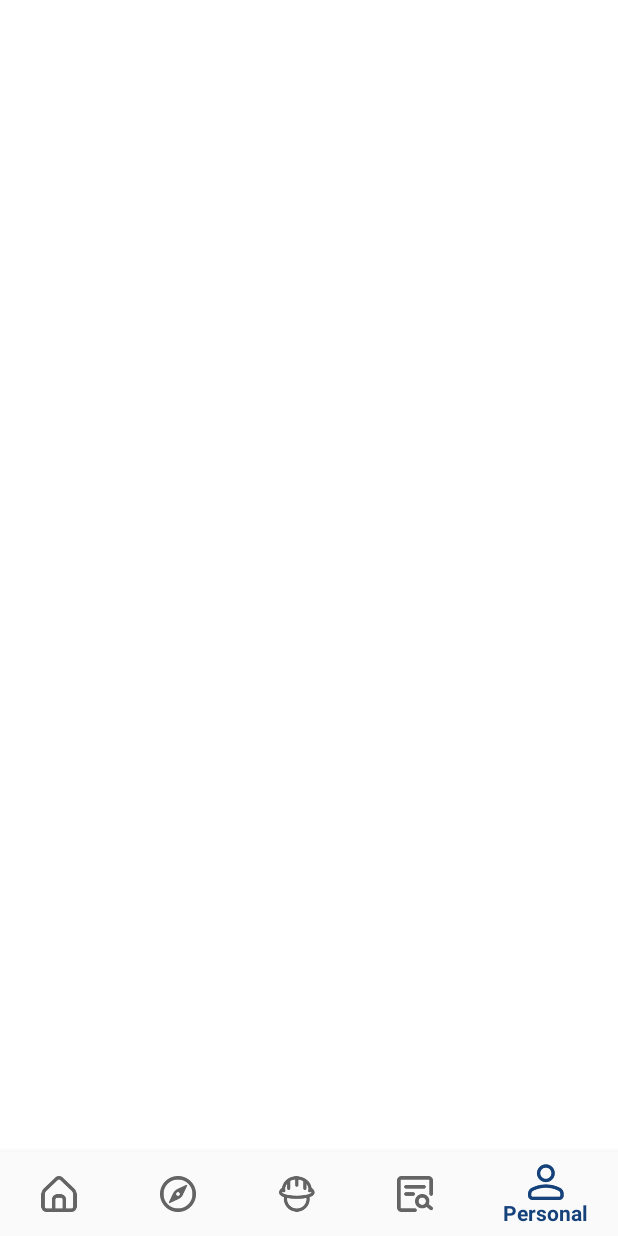
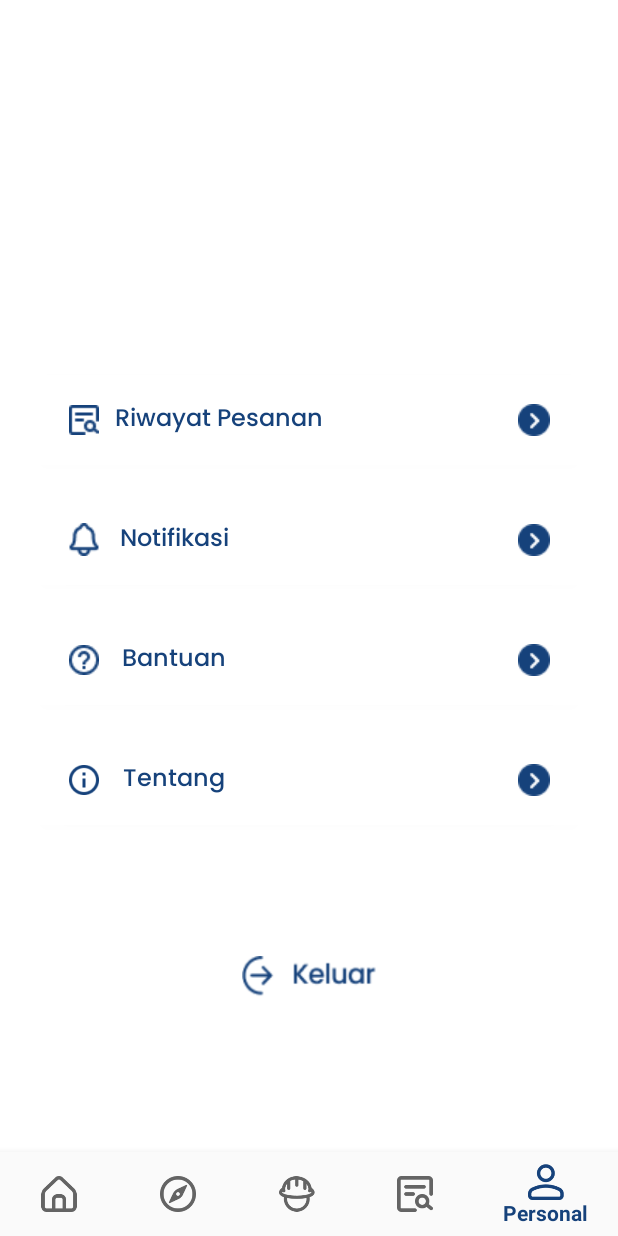
Before and after one commit to Zainul-Code/HOME-BUILDRRR-Apps, an Android app: the PersonalFragment screen opened through its navigation route, on a phone screen of 412 x 824 dp. Run offline under Robolectric (Android 15) with nearby library versions, the phone set to English and light mode, and no system bars; our stand-ins replace navigation-ui.

Commit message:
commit 2

```diff
--- a/app/src/main/AndroidManifest.xml
+++ b/app/src/main/AndroidManifest.xml
@@ -204,6 +204,7 @@
                 android:name="android.app.lib_name"
                 android:value="" />
         </activity>
+
         <activity
             android:name=".LoginMitra"
             android:exported="false"
@@ -212,6 +213,16 @@
                 android:name="android.app.lib_name"
                 android:value="" />
         </activity>
+
+        <activity
+            android:name=".loading.Loadingmitralogin"
+            android:exported="false"
+            tools:ignore="Instantiatable">
+            <meta-data
+                android:name="android.app.lib_name"
+                android:value="" />
+        </activity>
+
         <activity
             android:name=".MainActivity"
             android:exported="true">
--- a/app/src/main/res/layout/fragment_personal.xml
+++ b/app/src/main/res/layout/fragment_personal.xml
@@ -1,5 +1,5 @@
 <?xml version="1.0" encoding="utf-8"?>
-<androidx.constraintlayout.widget.ConstraintLayout xmlns:android="http://schemas.android.com/apk/res/android"
+<RelativeLayout xmlns:android="http://schemas.android.com/apk/res/android"
     xmlns:app="http://schemas.android.com/apk/res-auto"
     xmlns:tools="http://schemas.android.com/tools"
     android:layout_width="match_parent"
@@ -8,5 +8,171 @@
     tools:context=".mainhome.ui.personal.PersonalFragment">
 
 
+    <androidx.cardview.widget.CardView
+        android:id="@+id/riwayatpesanan"
+        android:layout_width="380dp"
+        android:layout_height="60dp"
+        app:cardCornerRadius="10dp"
+        android:layout_marginTop="250dp"
+        android:layout_centerHorizontal="true">
 
-</androidx.constraintlayout.widget.ConstraintLayout>
+    <TextView
+        android:layout_width="match_parent"
+        android:layout_height="match_parent"
+        android:text="Riwayat Pesanan"
+        android:textColor="@color/navy"
+        android:textSize="16sp"
+        android:fontFamily="@font/poppinsmedium"
+        android:gravity="center"
+        android:layout_marginRight="120dp">
+    </TextView>
+
+        <ImageView
+            android:layout_width="wrap_content"
+            android:layout_height="wrap_content"
+            android:background="@drawable/btn1"
+            android:layout_gravity="center"
+            android:layout_marginLeft="150dp">
+        </ImageView>
+
+        <ImageView
+            android:layout_width="wrap_content"
+            android:layout_height="wrap_content"
+            android:background="@drawable/icon_riwayatpesanan"
+            android:layout_gravity="center"
+            android:layout_marginRight="150dp">
+
+        </ImageView>
+
+    </androidx.cardview.widget.CardView>
+
+    <androidx.cardview.widget.CardView
+        android:id="@+id/notifikasi"
+        android:layout_width="380dp"
+        android:layout_height="60dp"
+        app:cardCornerRadius="10dp"
+        android:layout_marginTop="330dp"
+        android:layout_centerHorizontal="true">
+
+        <TextView
+            android:layout_width="match_parent"
+            android:layout_height="match_parent"
+            android:text="Notifikasi"
+            android:textColor="@color/navy"
+            android:textSize="16sp"
+            android:fontFamily="@font/poppinsmedium"
+            android:gravity="center"
+            android:layout_marginRight="180dp">
+        </TextView>
+
+        <ImageView
+            android:layout_width="wrap_content"
+            android:layout_height="wrap_content"
+            android:background="@drawable/btn1"
+            android:layout_gravity="center"
+            android:layout_marginLeft="150dp">
+        </ImageView>
+
+        <ImageView
+            android:layout_width="wrap_content"
+            android:layout_height="wrap_content"
+            android:background="@drawable/notifikasi_icon"
+            android:layout_gravity="center"
+            android:layout_marginRight="150dp">
+
+        </ImageView>
+
+    </androidx.cardview.widget.CardView>
+
+    <androidx.cardview.widget.CardView
+        android:id="@+id/bantuan"
+        android:layout_width="380dp"
+        android:layout_height="60dp"
+        app:cardCornerRadius="10dp"
+        android:layout_marginTop="410dp"
+        android:layout_centerHorizontal="true">
+
+        <TextView
+            android:layout_width="match_parent"
+            android:layout_height="match_parent"
+            android:text="Bantuan"
+            android:textColor="@color/navy"
+            android:textSize="16sp"
+            android:fontFamily="@font/poppinsmedium"
+            android:gravity="center"
+            android:layout_marginRight="180dp">
+        </TextView>
+
+        <ImageView
+            android:layout_width="wrap_content"
+            android:layout_height="wrap_content"
+            android:background="@drawable/btn1"
+            android:layout_gravity="center"
+            android:layout_marginLeft="150dp">
+        </ImageView>
+
+        <ImageView
+            android:layout_width="wrap_content"
+            android:layout_height="wrap_content"
+            android:background="@drawable/bantuan_icon"
+            android:layout_gravity="center"
+            android:layout_marginRight="150dp">
+
+        </ImageView>
+
+    </androidx.cardview.widget.CardView>
+
+    <androidx.cardview.widget.CardView
+        android:id="@+id/tentang"
+        android:layout_width="380dp"
+        android:layout_height="60dp"
+        app:cardCornerRadius="10dp"
+        android:layout_marginTop="490dp"
+        android:layout_centerHorizontal="true">
+
+        <TextView
+            android:layout_width="match_parent"
+            android:layout_height="match_parent"
+            android:text="Tentang"
+            android:textColor="@color/navy"
+            android:textSize="16sp"
+            android:fontFamily="@font/poppinsmedium"
+            android:gravity="center"
+            android:layout_marginRight="180dp">
+        </TextView>
+
+        <ImageView
+            android:layout_width="wrap_content"
+            android:layout_height="wrap_content"
+            android:background="@drawable/btn1"
+            android:layout_gravity="center"
+            android:layout_marginLeft="150dp">
+        </ImageView>
+
+        <ImageView
+            android:layout_width="20dp"
+            android:layout_height="20dp"
+            android:background="@drawable/tentang_icon"
+            android:layout_gravity="center"
+            android:layout_marginRight="150dp">
+
+        </ImageView>
+
+    </androidx.cardview.widget.CardView>
+
+    <androidx.constraintlayout.widget.ConstraintLayout
+        android:layout_width="match_parent"
+        android:layout_height="match_parent">
+        <Button
+            android:layout_width="90dp"
+            android:layout_height="30dp"
+            android:layout_marginTop="480dp"
+            android:background="@drawable/keluar_button"
+            app:layout_constraintBottom_toBottomOf="parent"
+            app:layout_constraintEnd_toEndOf="parent"
+            app:layout_constraintHorizontal_bias="0.50"
+            app:layout_constraintStart_toStartOf="parent"
+            app:layout_constraintTop_toTopOf="parent"></Button>
+    </androidx.constraintlayout.widget.ConstraintLayout>
+
+</RelativeLayout>
```
Also changed, not shown: app/src/main/res/drawable-v24/bantuan_icon.png (added), app/src/main/res/drawable-v24/btn1.png (added), app/src/main/res/drawable-v24/icon_riwayatpesanan.png (added), app/src/main/res/drawable-v24/keluar_button.png (added), app/src/main/res/drawable-v24/notifikasi_icon.png (added), app/src/main/res/drawable-v24/tentang_icon.png (added).
